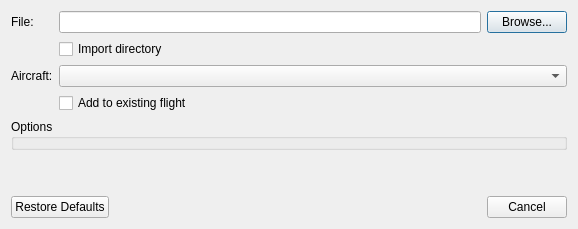
The window that src/Plugin/src/BasicImportDialog.ui (till213/SkyDolly) describes before a commit, drawn with Qt 5.
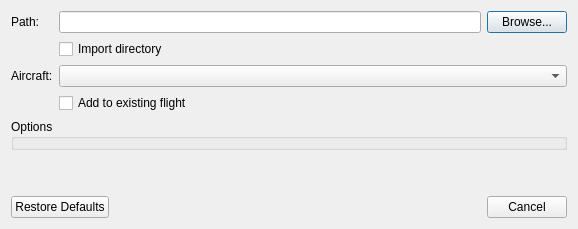
The same window after the commit. Custom widgets are drawn as their Qt base class.

Commit message: Open file or existing directory for import

What changed in the file:
```diff
--- a/src/Plugin/src/BasicImportDialog.ui
+++ b/src/Plugin/src/BasicImportDialog.ui
@@ -19,7 +19,7 @@
      <item row="0" column="0">
       <widget class="QLabel" name="fileLabel">
        <property name="text">
-        <string>File:</string>
+        <string>Path:</string>
        </property>
       </widget>
      </item>
```
The commit also changes 1 other file.
